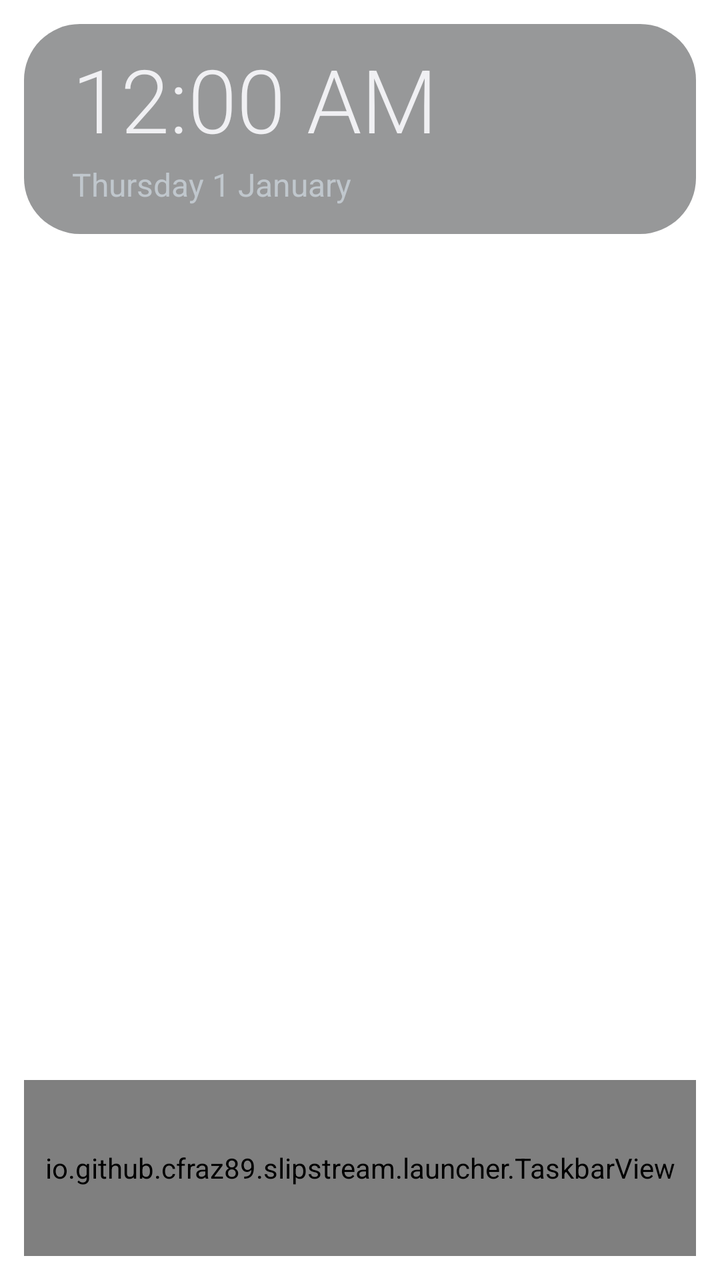
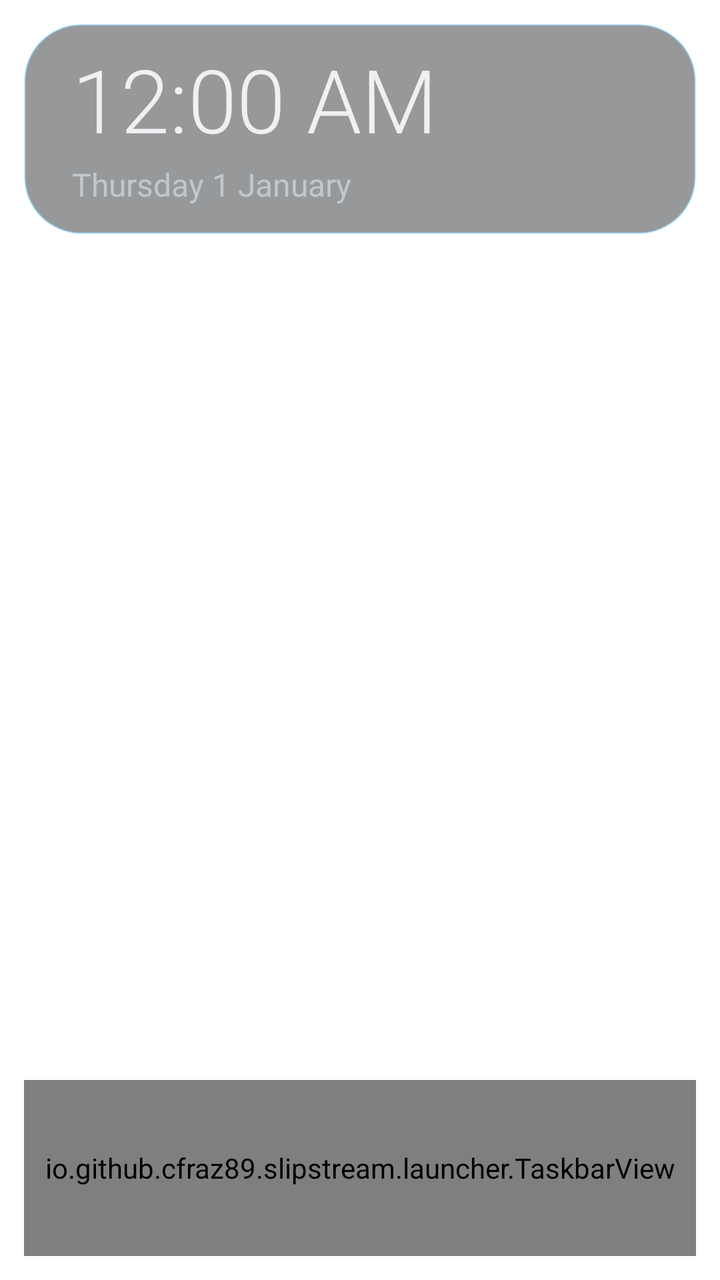

Screens rendered from an Android XML layout before and after an edit, with the pre-edit source and the edit as a unified diff.
<!-- AndroidManifest.xml: fallback theme Theme.MaterialComponents.DayNight.NoActionBar -->
<!-- res/layout/activity_home.xml -->
<?xml version="1.0" encoding="utf-8"?>
<FrameLayout xmlns:android="http://schemas.android.com/apk/res/android"
    android:layout_width="match_parent"
    android:layout_height="match_parent">

    
    <ImageView
        android:id="@+id/wallpaper"
        android:layout_width="match_parent"
        android:layout_height="match_parent"
        android:scaleType="centerCrop"
        android:importantForAccessibility="no" />

    <LinearLayout
        android:layout_width="match_parent"
        android:layout_height="match_parent"
        android:orientation="vertical"
        android:fitsSystemWindows="true">

        
        <LinearLayout
            android:id="@+id/status"
            android:layout_width="match_parent"
            android:layout_height="wrap_content"
            android:layout_marginStart="@dimen/taskbar_margin"
            android:layout_marginEnd="@dimen/taskbar_margin"
            android:layout_marginTop="@dimen/taskbar_margin"
            android:orientation="horizontal"
            android:gravity="center_vertical"
            android:paddingStart="@dimen/status_padding"
            android:paddingEnd="@dimen/status_padding"
            android:paddingTop="@dimen/status_padding_vertical"
            android:paddingBottom="@dimen/status_padding_vertical"
            android:background="@drawable/status_background">

            <LinearLayout
                android:layout_width="0dp"
                android:layout_height="wrap_content"
                android:layout_weight="1"
                android:orientation="vertical">

                <TextClock
                    android:layout_width="wrap_content"
                    android:layout_height="wrap_content"
                    android:fontFamily="sans-serif-light"
                    android:includeFontPadding="false"
                    android:textColor="@color/text_primary"
                    android:textSize="@dimen/status_clock_size" />

                <TextClock
                    android:layout_width="wrap_content"
                    android:layout_height="wrap_content"
                    android:layout_marginTop="@dimen/status_line_gap"
                    android:format12Hour="EEEE d MMMM"
                    android:format24Hour="EEEE d MMMM"
                    android:textColor="@color/text_secondary"
                    android:textSize="@dimen/status_detail_size" />
            </LinearLayout>

            <LinearLayout
                android:layout_width="wrap_content"
                android:layout_height="wrap_content"
                android:orientation="vertical"
                android:gravity="end">

                <TextView
                    android:id="@+id/status_temperature"
                    android:layout_width="wrap_content"
                    android:layout_height="wrap_content"
                    android:fontFamily="sans-serif-light"
                    android:includeFontPadding="false"
                    android:textColor="@color/text_primary"
                    android:textSize="@dimen/status_clock_size"
                    android:visibility="gone" />

                <TextView
                    android:id="@+id/status_detail"
                    android:layout_width="wrap_content"
                    android:layout_height="wrap_content"
                    android:layout_marginTop="@dimen/status_line_gap"
                    android:textColor="@color/text_secondary"
                    android:textSize="@dimen/status_detail_size" />
            </LinearLayout>
        </LinearLayout>

        <GridLayout
            android:id="@+id/shortcut_grid"
            android:layout_width="match_parent"
            android:layout_height="0dp"
            android:layout_weight="1"
            android:padding="@dimen/grid_padding"
            android:useDefaultMargins="false" />

        
        <io.github.cfraz89.slipstream.launcher.TaskbarView
            android:id="@+id/taskbar"
            android:layout_width="match_parent"
            android:layout_height="@dimen/taskbar_height"
            android:layout_marginStart="@dimen/taskbar_margin"
            android:layout_marginEnd="@dimen/taskbar_margin"
            android:layout_marginBottom="@dimen/taskbar_margin"
            android:background="@drawable/taskbar_background" />
    </LinearLayout>
</FrameLayout>
<!-- resources referenced by this layout -->
<resources>
  <color name="text_primary">@android:color/system_neutral1_50</color>
  <color name="text_secondary">@android:color/system_neutral2_200</color>
  <dimen name="grid_padding">16dp</dimen>
  <dimen name="status_clock_size">44sp</dimen>
  <dimen name="status_detail_size">16sp</dimen>
  <dimen name="status_line_gap">4dp</dimen>
  <dimen name="status_padding">24dp</dimen>
  <dimen name="status_padding_vertical">14dp</dimen>
  <dimen name="taskbar_height">88dp</dimen>
  <dimen name="taskbar_margin">12dp</dimen>
  <!-- drawable status_background (drawable) -->
  <?xml version="1.0" encoding="utf-8"?>
  <shape xmlns:android="http://schemas.android.com/apk/res/android"
      android:shape="rectangle">
      <solid android:color="@color/taskbar" />
      <corners android:radius="@dimen/corner_radius" />
  </shape>
  <!-- drawable taskbar_background (drawable) -->
  <?xml version="1.0" encoding="utf-8"?>
  <shape xmlns:android="http://schemas.android.com/apk/res/android"
      android:shape="rectangle">
      <solid android:color="@color/taskbar" />
      <corners android:radius="@dimen/taskbar_corner_radius" />
  </shape>
  <dimen name="corner_radius">28dp</dimen>
  <dimen name="taskbar_corner_radius">44dp</dimen>
</resources>

<!-- the commit's change to res/layout/activity_home.xml (unified diff, before → after) -->
@@ -63,15 +63,31 @@
                 android:orientation="vertical"
                 android:gravity="end">
 
-                <TextView
-                    android:id="@+id/status_temperature"
-                    android:layout_width="wrap_content"
-                    android:layout_height="wrap_content"
-                    android:fontFamily="sans-serif-light"
-                    android:includeFontPadding="false"
-                    android:textColor="@color/text_primary"
-                    android:textSize="@dimen/status_clock_size"
-                    android:visibility="gone" />
+                <LinearLayout
+                    android:id="@+id/status_weather"
+                    android:layout_width="wrap_content"
+                    android:layout_height="wrap_content"
+                    android:orientation="horizontal"
+                    android:gravity="center_vertical"
+                    android:visibility="gone">
+
+                    <ImageView
+                        android:id="@+id/status_weather_icon"
+                        android:layout_width="@dimen/status_icon_size"
+                        android:layout_height="@dimen/status_icon_size"
+                        android:layout_marginEnd="@dimen/status_icon_gap"
+                        android:tint="@color/accent"
+                        android:importantForAccessibility="no" />
+
+                    <TextView
+                        android:id="@+id/status_temperature"
+                        android:layout_width="wrap_content"
+                        android:layout_height="wrap_content"
+                        android:fontFamily="sans-serif-light"
+                        android:includeFontPadding="false"
+                        android:textColor="@color/text_primary"
+                        android:textSize="@dimen/status_clock_size" />
+                </LinearLayout>
 
                 <TextView
                     android:id="@+id/status_detail"
@@ -81,6 +97,89 @@
                     android:textColor="@color/text_secondary"
                     android:textSize="@dimen/status_detail_size" />
             </LinearLayout>
+        </LinearLayout>
+
+        
+        <LinearLayout
+            android:id="@+id/playing"
+            android:layout_width="match_parent"
+            android:layout_height="wrap_content"
+            android:layout_marginStart="@dimen/taskbar_margin"
+            android:layout_marginEnd="@dimen/taskbar_margin"
+            android:layout_marginTop="@dimen/taskbar_margin"
+            android:orientation="horizontal"
+            android:gravity="center_vertical"
+            android:padding="@dimen/status_padding_vertical"
+            android:background="@drawable/status_background"
+            android:visibility="gone">
+
+            <ImageView
+                android:id="@+id/playing_art"
+                android:layout_width="@dimen/playing_art_size"
+                android:layout_height="@dimen/playing_art_size"
+                android:scaleType="centerCrop"
+                android:background="@drawable/card_background"
+                android:importantForAccessibility="no" />
+
+            <LinearLayout
+                android:layout_width="0dp"
+                android:layout_height="wrap_content"
+                android:layout_weight="1"
+                android:layout_marginStart="@dimen/status_padding_vertical"
+                android:orientation="vertical">
+
+                <TextView
+                    android:id="@+id/playing_title"
+                    android:layout_width="match_parent"
+                    android:layout_height="wrap_content"
+                    android:maxLines="1"
+                    android:ellipsize="end"
+                    android:fontFamily="sans-serif-medium"
+                    android:textColor="@color/text_primary"
+                    android:textSize="@dimen/playing_title_size" />
+
+                <TextView
+                    android:id="@+id/playing_artist"
+                    android:layout_width="match_parent"
+                    android:layout_height="wrap_content"
+                    android:maxLines="1"
+                    android:ellipsize="end"
+                    android:textColor="@color/text_secondary"
+                    android:textSize="@dimen/status_detail_size" />
+            </LinearLayout>
+
+            <ImageView
+                android:id="@+id/playing_previous"
+                android:layout_width="@dimen/playing_button_size"
+                android:layout_height="@dimen/playing_button_size"
+                android:padding="@dimen/playing_button_padding"
+                android:src="@drawable/ic_skip_previous"
+                android:tint="@color/text_primary"
+                android:background="@drawable/ripple_circle"
+                android:stateListAnimator="@animator/press"
+                android:contentDescription="@string/playing_previous" />
+
+            <ImageView
+                android:id="@+id/playing_toggle"
+                android:layout_width="@dimen/playing_button_size"
+                android:layout_height="@dimen/playing_button_size"
+                android:padding="@dimen/playing_button_padding"
+                android:src="@drawable/ic_play"
+                android:tint="@color/text_primary"
+                android:background="@drawable/ripple_circle"
+                android:stateListAnimator="@animator/press"
+                android:contentDescription="@string/playing_toggle" />
+
+            <ImageView
+                android:id="@+id/playing_next"
+                android:layout_width="@dimen/playing_button_size"
+                android:layout_height="@dimen/playing_button_size"
+                android:padding="@dimen/playing_button_padding"
+                android:src="@drawable/ic_skip_next"
+                android:tint="@color/text_primary"
+                android:background="@drawable/ripple_circle"
+                android:stateListAnimator="@animator/press"
+                android:contentDescription="@string/playing_next" />
         </LinearLayout>
 
         <GridLayout
<!-- resource entries referenced after the edit -->
@@ -1,20 +1,63 @@
 <!-- resources referenced by this layout -->
 <resources>
+  <color name="accent">@android:color/system_accent1_200</color>
   <color name="text_primary">@android:color/system_neutral1_50</color>
   <color name="text_secondary">@android:color/system_neutral2_200</color>
   <dimen name="grid_padding">16dp</dimen>
+  <dimen name="playing_art_size">56dp</dimen>
+  <dimen name="playing_button_padding">14dp</dimen>
+  <dimen name="playing_button_size">56dp</dimen>
+  <dimen name="playing_title_size">17sp</dimen>
   <dimen name="status_clock_size">44sp</dimen>
   <dimen name="status_detail_size">16sp</dimen>
+  <dimen name="status_icon_gap">10dp</dimen>
+  <dimen name="status_icon_size">40dp</dimen>
   <dimen name="status_line_gap">4dp</dimen>
   <dimen name="status_padding">24dp</dimen>
   <dimen name="status_padding_vertical">14dp</dimen>
   <dimen name="taskbar_height">88dp</dimen>
   <dimen name="taskbar_margin">12dp</dimen>
+  <!-- drawable card_background (drawable) -->
+  <?xml version="1.0" encoding="utf-8"?>
+  <shape xmlns:android="http://schemas.android.com/apk/res/android"
+      android:shape="rectangle">
+      <solid android:color="@color/slot" />
+      <corners android:radius="@dimen/corner_radius" />
+  </shape>
+  <!-- drawable ic_play (drawable) -->
+  <vector xmlns:android="http://schemas.android.com/apk/res/android"
+      android:width="24dp" android:height="24dp"
+      android:viewportWidth="24" android:viewportHeight="24">
+      <path android:fillColor="#FFFFFFFF" android:pathData="M8,5v14l11,-7z" />
+  </vector>
+  <!-- drawable ic_skip_next (drawable) -->
+  <vector xmlns:android="http://schemas.android.com/apk/res/android"
+      android:width="24dp" android:height="24dp"
+      android:viewportWidth="24" android:viewportHeight="24">
+      <path android:fillColor="#FFFFFFFF" android:pathData="M6,18l8.5,-6L6,6v12zM16,6v12h2V6h-2z" />
+  </vector>
+  <!-- drawable ic_skip_previous (drawable) -->
+  <vector xmlns:android="http://schemas.android.com/apk/res/android"
+      android:width="24dp" android:height="24dp"
+      android:viewportWidth="24" android:viewportHeight="24">
+      <path android:fillColor="#FFFFFFFF" android:pathData="M6,6h2v12H6zM9.5,12l8.5,6V6z" />
+  </vector>
+  <!-- drawable ripple_circle (drawable) -->
+  <?xml version="1.0" encoding="utf-8"?>
+  <ripple xmlns:android="http://schemas.android.com/apk/res/android"
+      android:color="@color/ripple">
+      <item>
+          <shape android:shape="oval">
+              <solid android:color="@android:color/transparent" />
+          </shape>
+      </item>
+  </ripple>
   <!-- drawable status_background (drawable) -->
   <?xml version="1.0" encoding="utf-8"?>
   <shape xmlns:android="http://schemas.android.com/apk/res/android"
       android:shape="rectangle">
       <solid android:color="@color/taskbar" />
+      <stroke android:width="1dp" android:color="@color/panel_stroke" />
       <corners android:radius="@dimen/corner_radius" />
   </shape>
   <!-- drawable taskbar_background (drawable) -->
@@ -22,8 +65,12 @@
   <shape xmlns:android="http://schemas.android.com/apk/res/android"
       android:shape="rectangle">
       <solid android:color="@color/taskbar" />
+      <stroke android:width="1dp" android:color="@color/panel_stroke" />
       <corners android:radius="@dimen/taskbar_corner_radius" />
   </shape>
+  <string name="playing_next">Next</string>
+  <string name="playing_previous">Previous</string>
+  <string name="playing_toggle">Play or pause</string>
   <dimen name="corner_radius">28dp</dimen>
   <dimen name="taskbar_corner_radius">44dp</dimen>
 </resources>
